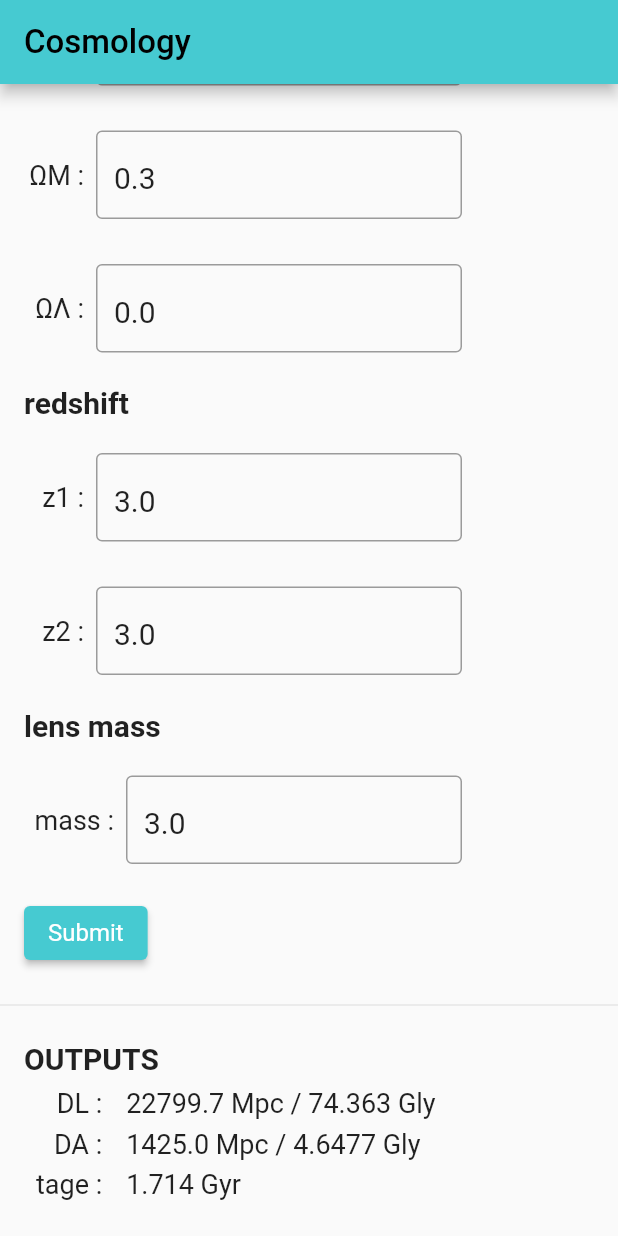
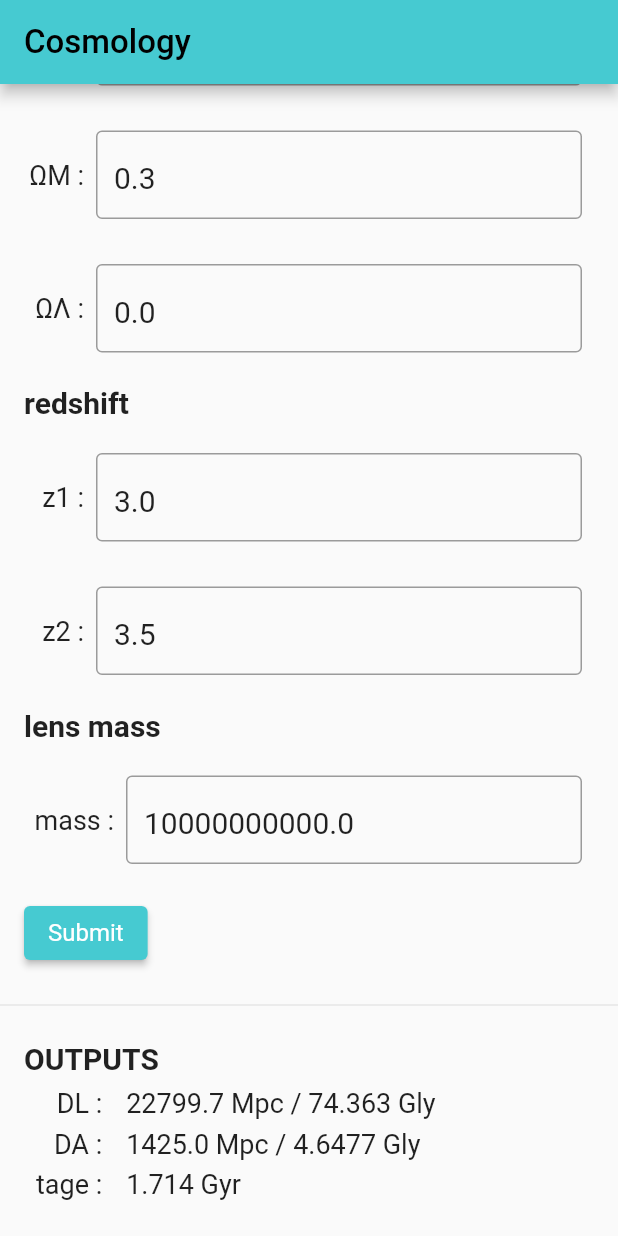
Before and after one commit to boshishuoshuo/cosmology_calculator, a Flutter app: the screen it shows after launch, scrolled down 82 dp, after a tap on "Submit", on a phone screen of 412 x 824 dp. Run offline on Flutter 3.47's test engine with Material 2 defaults, Android fonts, the light colour scheme and no system bars; drawn by our look-alikes of easy_rich_text.

Commit message:
Update the z2 and mass init and input values

```diff
--- a/lib/providers/calculator.dart
+++ b/lib/providers/calculator.dart
@@ -12,6 +12,8 @@ class Calculator with ChangeNotifier {
 
   final Map<String, double?> _results = {
     'z': 3.0,
+    'z2': 3.5,
+    'mass': 10000000000.0,
     'H0': 75,
     'OmegaM': 0.3,
     'OmegaV': 0.0,
@@ -144,8 +146,11 @@ class Calculator with ChangeNotifier {
     _results['OmegaV'] = inputValues['omegaVacuum'];
   }
 
-  void calculate(double redshiftInputValue) {
+  void calculate(double redshiftInputValue, double redshiftInputValue2,
+      double massInputValue) {
     _results['z'] = redshiftInputValue;
+    _results['z2'] = redshiftInputValue2;
+    _results['mass'] = massInputValue;
     double age = _age;
     double zage = _zage;
     double DTT = _DTT;
--- a/lib/widgets/input_forms.dart
+++ b/lib/widgets/input_forms.dart
@@ -3,7 +3,6 @@ import 'package:provider/provider.dart';
 import 'package:easy_rich_text/easy_rich_text.dart';
 
 import '../providers/calculator.dart';
-import '../models/universe.dart';
 
 class InputForms extends StatefulWidget {
   const InputForms({Key? key}) : super(key: key);
@@ -29,8 +28,12 @@ class _InputFormsState extends State<InputForms> {
   };
 
   final double _redshiftInitValue = 3.0;
+  final double _redshiftInitValue2 = 3.5;
+  final double _massInitValue = 10000000000.0;
 
   double _redshiftInputValue = 0.0;
+  double _redshiftInputValue2 = 0.0;
+  double _massInputValue = 0.0;
 
   void _saveForm() {
     final isValid = _form.currentState!.validate();
@@ -44,6 +47,8 @@ class _InputFormsState extends State<InputForms> {
     );
     calculator.calculate(
       _redshiftInputValue,
+      _redshiftInputValue2,
+      _massInputValue,
     );
   }
 
@@ -58,7 +63,6 @@ class _InputFormsState extends State<InputForms> {
           children: [
             Container(
               height: 75,
-              width: 300,
               alignment: Alignment.center,
               child: Row(
                 children: [
@@ -119,7 +123,6 @@ class _InputFormsState extends State<InputForms> {
             const SizedBox(height: 14),
             Container(
               height: 75,
-              width: 300,
               alignment: Alignment.center,
               child: Row(
                 children: [
@@ -179,7 +182,6 @@ class _InputFormsState extends State<InputForms> {
             const SizedBox(height: 14),
             Container(
               height: 75,
-              width: 300,
               alignment: Alignment.center,
               child: Row(
                 children: [
@@ -244,7 +246,6 @@ class _InputFormsState extends State<InputForms> {
             const SizedBox(height: 14),
             Container(
               height: 75,
-              width: 300,
               alignment: Alignment.center,
               child: Row(
                 children: [
@@ -303,7 +304,6 @@ class _InputFormsState extends State<InputForms> {
             const SizedBox(height: 14),
             Container(
               height: 75,
-              width: 300,
               alignment: Alignment.center,
               child: Row(
                 children: [
@@ -328,7 +328,7 @@ class _InputFormsState extends State<InputForms> {
                       padding: const EdgeInsets.all(8.0),
                       child: TextFormField(
                         style: const TextStyle(fontSize: 20),
-                        initialValue: _redshiftInitValue.toString(),
+                        initialValue: _redshiftInitValue2.toString(),
                         decoration: const InputDecoration(
                           border: OutlineInputBorder(
                               borderSide: BorderSide(
@@ -343,15 +343,14 @@ class _InputFormsState extends State<InputForms> {
                           if (double.tryParse(value) == null) {
                             return 'Please enter only number.';
                           }
-                          if (double.parse(value) < 0 ||
-                              double.parse(value) >= 100) {
-                            return 'Please provide a value in (0, 100)';
+                          if (double.parse(value) < _redshiftInputValue) {
+                            return 'Please provide a value larger than z1';
                           }
                           return null; // treat input as right
                         },
                         keyboardType: TextInputType.number,
                         onSaved: (value) {
-                          _redshiftInputValue = double.parse(value!);
+                          _redshiftInputValue2 = double.parse(value!);
                         },
                       ),
                     ),
@@ -367,7 +366,6 @@ class _InputFormsState extends State<InputForms> {
             const SizedBox(height: 14),
             Container(
               height: 75,
-              width: 300,
               alignment: Alignment.center,
               child: Row(
                 children: [
@@ -383,7 +381,7 @@ class _InputFormsState extends State<InputForms> {
                       padding: const EdgeInsets.all(8.0),
                       child: TextFormField(
                         style: const TextStyle(fontSize: 20),
-                        initialValue: _redshiftInitValue.toString(),
+                        initialValue: _massInitValue.toString(),
                         decoration: const InputDecoration(
                           border: OutlineInputBorder(
                               borderSide: BorderSide(
@@ -398,15 +396,15 @@ class _InputFormsState extends State<InputForms> {
                           if (double.tryParse(value) == null) {
                             return 'Please enter only number.';
                           }
-                          if (double.parse(value) < 0 ||
-                              double.parse(value) >= 100) {
-                            return 'Please provide a value in (0, 100)';
+                          if (double.parse(value) < 1 ||
+                              double.parse(value) >= 1000000000000000) {
+                            return 'Please provide a value in (1, 1e15)';
                           }
                           return null; // treat input as right
                         },
                         keyboardType: TextInputType.number,
                         onSaved: (value) {
-                          _redshiftInputValue = double.parse(value!);
+                          _massInputValue = double.parse(value!);
                         },
                       ),
                     ),
```
